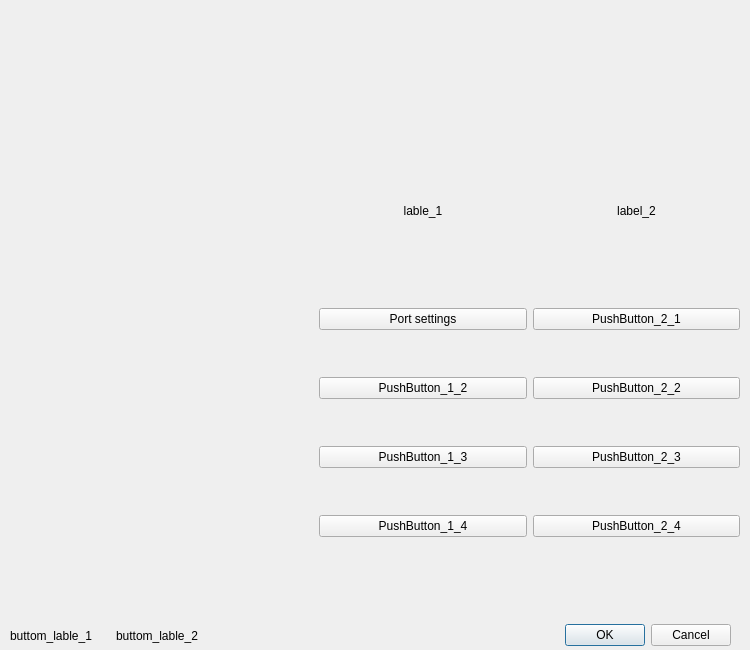
Rinsutoringu/mai_setting_by_pyside6, file Project/interface/main_window.ui: the form before one commit.
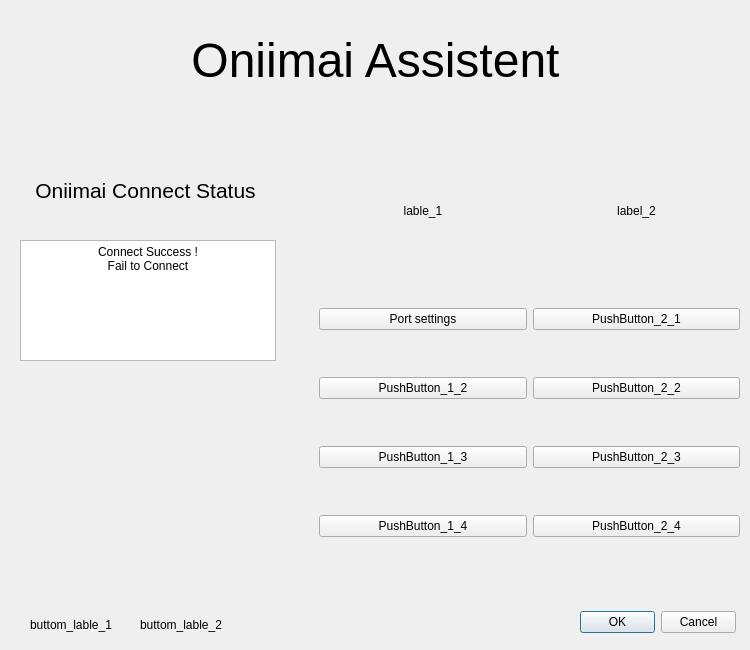
The form after the commit.

Patch:
```diff
--- a/Project/interface/main_window.ui
+++ b/Project/interface/main_window.ui
@@ -10,6 +10,12 @@
     <height>650</height>
    </rect>
   </property>
+  <property name="sizePolicy">
+   <sizepolicy hsizetype="Fixed" vsizetype="Fixed">
+    <horstretch>0</horstretch>
+    <verstretch>0</verstretch>
+   </sizepolicy>
+  </property>
   <property name="minimumSize">
    <size>
     <width>750</width>
@@ -139,31 +145,73 @@
     </item>
    </layout>
   </widget>
-  <widget class="QWidget" name="horizontalLayoutWidget_3">
+  <widget class="QLabel" name="label">
    <property name="geometry">
     <rect>
-     <x>10</x>
-     <y>620</y>
-     <width>721</width>
-     <height>31</height>
+     <x>20</x>
+     <y>160</y>
+     <width>251</width>
+     <height>61</height>
     </rect>
    </property>
-   <layout class="QHBoxLayout" name="horizontalLayout">
-    <item>
-     <widget class="QLabel" name="buttom_lable_1">
-      <property name="minimumSize">
-       <size>
-        <width>100</width>
-        <height>0</height>
-       </size>
+   <property name="font">
+    <font>
+     <pointsize>20</pointsize>
+    </font>
       </property>
       <property name="text">
-       <string>buttom_lable_1</string>
-      </property>
-     </widget>
-    </item>
-    <item>
+    <string>&lt;html&gt;&lt;head/&gt;&lt;body&gt;&lt;p align=&quot;center&quot;&gt;&lt;span style=&quot; font-size:16pt;&quot;&gt;Oniimai Connect Status&lt;/span&gt;&lt;/p&gt;&lt;/body&gt;&lt;/html&gt;</string>
+   </property>
+  </widget>
+  <widget class="QTextBrowser" name="textBrowser">
+   <property name="geometry">
+    <rect>
+     <x>20</x>
+     <y>240</y>
+     <width>256</width>
+     <height>121</height>
+    </rect>
+   </property>
+   <property name="html">
+    <string>&lt;!DOCTYPE HTML PUBLIC &quot;-//W3C//DTD HTML 4.0//EN&quot; &quot;http://www.w3.org/TR/REC-html40/strict.dtd&quot;&gt;
+&lt;html&gt;&lt;head&gt;&lt;meta name=&quot;qrichtext&quot; content=&quot;1&quot; /&gt;&lt;meta charset=&quot;utf-8&quot; /&gt;&lt;style type=&quot;text/css&quot;&gt;
+p, li { white-space: pre-wrap; }
+hr { height: 1px; border-width: 0; }
+li.unchecked::marker { content: &quot;\2610&quot;; }
+li.checked::marker { content: &quot;\2612&quot;; }
+&lt;/style&gt;&lt;/head&gt;&lt;body style=&quot; font-family:'Segoe UI'; font-size:9pt; font-weight:400; font-style:normal;&quot;&gt;
+&lt;p align=&quot;center&quot; style=&quot; margin-top:0px; margin-bottom:0px; margin-left:0px; margin-right:0px; -qt-block-indent:0; text-indent:0px;&quot;&gt;Connect Success !&lt;/p&gt;
+&lt;p align=&quot;center&quot; style=&quot; margin-top:0px; margin-bottom:0px; margin-left:0px; margin-right:0px; -qt-block-indent:0; text-indent:0px;&quot;&gt;Fail to Connect&lt;/p&gt;
+&lt;p align=&quot;center&quot; style=&quot;-qt-paragraph-type:empty; margin-top:0px; margin-bottom:0px; margin-left:0px; margin-right:0px; -qt-block-indent:0; text-indent:0px;&quot;&gt;&lt;br /&gt;&lt;/p&gt;&lt;/body&gt;&lt;/html&gt;</string>
+   </property>
+  </widget>
+  <widget class="QLabel" name="label_3">
+   <property name="geometry">
+    <rect>
+     <x>0</x>
+     <y>20</y>
+     <width>751</width>
+     <height>81</height>
+    </rect>
+   </property>
+   <property name="font">
+    <font>
+     <pointsize>20</pointsize>
+    </font>
+   </property>
+   <property name="text">
+    <string>&lt;html&gt;&lt;head/&gt;&lt;body&gt;&lt;p align=&quot;center&quot;&gt;&lt;span style=&quot; font-size:36pt;&quot;&gt;Oniimai Assistent&lt;/span&gt;&lt;/p&gt;&lt;/body&gt;&lt;/html&gt;</string>
+   </property>
+  </widget>
      <widget class="QLabel" name="buttom_lable_2">
+   <property name="geometry">
+    <rect>
+     <x>140</x>
+     <y>610</y>
+     <width>100</width>
+     <height>29</height>
+    </rect>
+   </property>
       <property name="minimumSize">
        <size>
         <width>100</width>
@@ -174,17 +222,50 @@
        <string>buttom_lable_2</string>
       </property>
      </widget>
-    </item>
-    <item>
+  <widget class="QLabel" name="buttom_lable_1">
+   <property name="geometry">
+    <rect>
+     <x>30</x>
+     <y>610</y>
+     <width>100</width>
+     <height>29</height>
+    </rect>
+   </property>
+   <property name="minimumSize">
+    <size>
+     <width>100</width>
+     <height>0</height>
+    </size>
+   </property>
+   <property name="text">
+    <string>buttom_lable_1</string>
+   </property>
+  </widget>
      <widget class="QDialogButtonBox" name="buttonBox">
+   <property name="geometry">
+    <rect>
+     <x>580</x>
+     <y>610</y>
+     <width>156</width>
+     <height>24</height>
+    </rect>
+   </property>
       <property name="standardButtons">
        <set>QDialogButtonBox::StandardButton::Cancel|QDialogButtonBox::StandardButton::Ok</set>
       </property>
      </widget>
-    </item>
-   </layout>
-  </widget>
- </widget>
+ </widget>
+ <tabstops>
+  <tabstop>pushButton_1_1</tabstop>
+  <tabstop>PushButton_2_1</tabstop>
+  <tabstop>PushButton_1_2</tabstop>
+  <tabstop>PushButton_2_2</tabstop>
+  <tabstop>PushButton_1_3</tabstop>
+  <tabstop>PushButton_2_3</tabstop>
+  <tabstop>PushButton_1_4</tabstop>
+  <tabstop>PushButton_2_4</tabstop>
+  <tabstop>textBrowser</tabstop>
+ </tabstops>
  <resources/>
  <connections/>
 </ui>
```
Left out of the diff: 12 changed lines with no effect on the pictures. Lines whose indentation alone changed are shown as unchanged.
